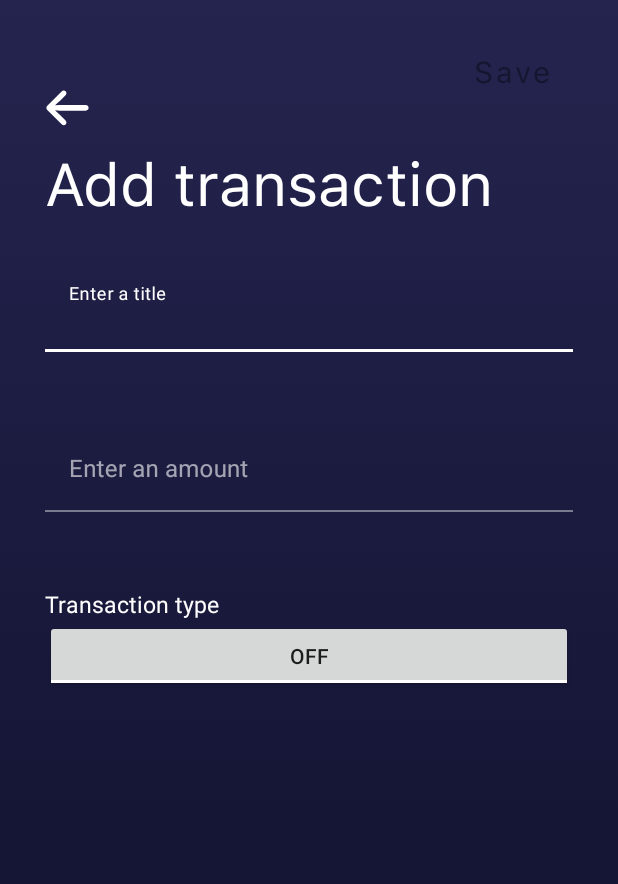
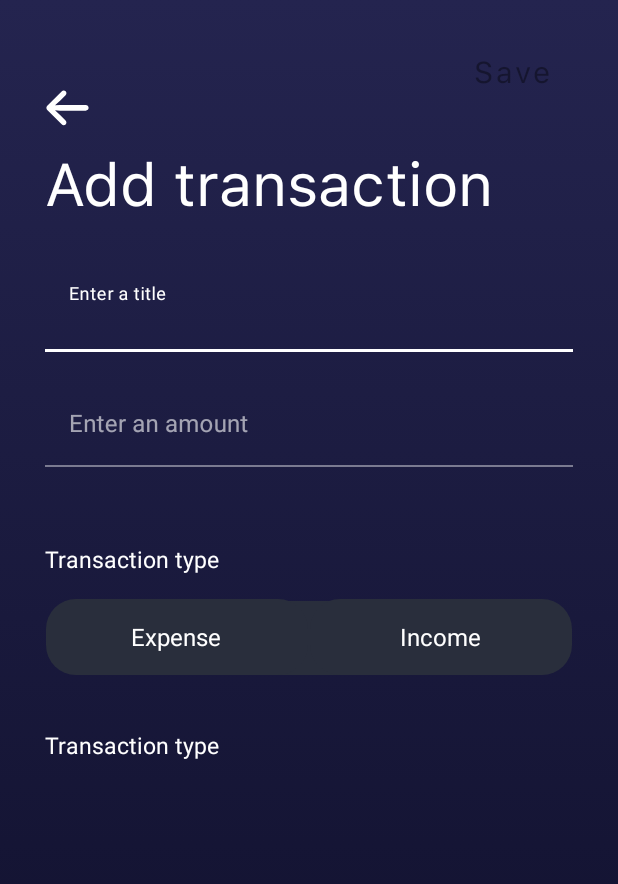
Before and after one commit to Misanea777/budget-_planner, an Android app: the layout fragment_add_transaction.xml on its own in the app's theme, with its tools: preview values and no code run, on a phone screen of 412 x 824 dp. Shown: the top 884 px of the screen. Run offline under Robolectric (Android 15) with nearby library versions, the phone set to English and light mode, and no system bars; network calls fail.

Commit message:
added chips

```diff
--- a/app/src/main/java/com/endava/internship/mobile/budgetplanner/ui/dashboard/DashboardFragment.kt
+++ b/app/src/main/java/com/endava/internship/mobile/budgetplanner/ui/dashboard/DashboardFragment.kt
@@ -117,5 +117,9 @@ class DashboardFragment :
                 }", ""
             )
         }
+
+        binding.addTransactionButton.setOnClickListener {
+            findNavController().navigate(DashboardFragmentDirections.actionDashboardFragmentToAddTransactionFragment())
+        }
     }
 }
--- a/app/src/main/java/com/endava/internship/mobile/budgetplanner/ui/dashboard/transactions/TransactionModel.kt
+++ b/app/src/main/java/com/endava/internship/mobile/budgetplanner/ui/dashboard/transactions/TransactionModel.kt
@@ -15,4 +15,5 @@ class TransactionModel(
     val icon = if(isExpenses) categoryExpensesIDToResourceID(id) else categoryIncomeIDToResourceID(id)
 
     fun getBackgroundColor() = BlendModeColorFilter(Color.parseColor(color), BlendMode.SRC_ATOP)
+    fun getBackgroundColorAsInt() = Color.parseColor(color)
 }
--- a/app/src/main/java/com/endava/internship/mobile/budgetplanner/ui/transaction/AddTransactionViewModel.kt
+++ b/app/src/main/java/com/endava/internship/mobile/budgetplanner/ui/transaction/AddTransactionViewModel.kt
@@ -22,6 +22,10 @@ class AddTransactionViewModel @Inject constructor(
     private val _incomeCategories: MutableLiveData<List<TransactionModel>> = MutableLiveData()
     val incomeCategories: LiveData<List<TransactionModel>> = _incomeCategories
 
+    val isExpensesTransaction: MutableLiveData<Boolean> = MutableLiveData(true)
+
+    var selectedCategoryName: String? = null
+
     fun getCategories() = asyncExecute {
         val expenseCategoriesResponse = transactionCategoryRepository.getExpenseCategories()
         val incomeCategoriesResponse = transactionCategoryRepository.getIncomeCategories()
--- /dev/null
+++ b/app/src/main/res/drawable/radio_flat_regular.xml
@@ -0,0 +1,9 @@
+<?xml version="1.0" encoding="utf-8"?>
+<shape xmlns:android="http://schemas.android.com/apk/res/android"
+    android:shape="rectangle">
+    <corners android:radius="20dp" />
+    <solid android:color="@color/dark_grey" />
+    <stroke
+        android:width="1dp"
+        android:color="@android:color/transparent" />
+</shape>
--- /dev/null
+++ b/app/src/main/res/drawable/radio_flat_selected.xml
@@ -0,0 +1,10 @@
+<?xml version="1.0" encoding="utf-8"?>
+<shape xmlns:android="http://schemas.android.com/apk/res/android"
+    android:shape="rectangle">
+    <corners
+        android:radius="20dp" />
+    <solid android:color="@color/bright_purple" />
+    <stroke
+        android:width="1dp"
+        android:color="@color/bright_purple" />
+</shape>
--- /dev/null
+++ b/app/src/main/res/drawable/radio_flat_selector.xml
@@ -0,0 +1,5 @@
+<?xml version="1.0" encoding="utf-8"?>
+<selector xmlns:android="http://schemas.android.com/apk/res/android">
+    <item android:drawable="@drawable/radio_flat_selected" android:state_checked="true" />
+    <item android:drawable="@drawable/radio_flat_regular" />
+</selector>
--- /dev/null
+++ b/app/src/main/res/drawable/selcection_button_background.xml
@@ -0,0 +1,9 @@
+<vector xmlns:android="http://schemas.android.com/apk/res/android"
+    android:width="322dp"
+    android:height="57dp"
+    android:viewportWidth="322"
+    android:viewportHeight="57">
+  <path
+      android:pathData="M24,2L298,2A20,20 0,0 1,318 22L318,31A20,20 0,0 1,298 51L24,51A20,20 0,0 1,4 31L4,22A20,20 0,0 1,24 2z"
+      android:fillColor="#292E3C"/>
+</vector>
--- a/app/src/main/res/layout/fragment_add_transaction.xml
+++ b/app/src/main/res/layout/fragment_add_transaction.xml
@@ -83,7 +83,6 @@
             android:layout_width="match_parent"
             android:layout_height="wrap_content"
             android:layout_marginHorizontal="@dimen/default_margin"
-            android:layout_marginTop="@dimen/default_margin"
             android:theme="@style/TextInputLayoutOverlay"
             app:errorEnabled="true"
             app:layout_constraintEnd_toEndOf="parent"
@@ -113,14 +112,82 @@
             app:layout_constraintStart_toStartOf="parent"
             app:layout_constraintTop_toBottomOf="@+id/input_amount" />
 
-        <androidx.appcompat.widget.AppCompatToggleButton
+        <RadioGroup
+            android:id="@+id/transaction_type_radio_group"
             android:layout_width="match_parent"
             android:layout_height="wrap_content"
             android:layout_marginHorizontal="@dimen/default_margin"
+            android:layout_marginTop="@dimen/margin_small"
+            android:background="@drawable/selcection_button_background"
+            android:gravity="center_horizontal"
+            android:orientation="horizontal"
+            android:weightSum="2"
             app:layout_constraintEnd_toEndOf="parent"
             app:layout_constraintStart_toStartOf="parent"
-            app:layout_constraintTop_toBottomOf="@+id/textView" />
+            app:layout_constraintTop_toBottomOf="@+id/textView">
 
+
+            <RadioButton
+                android:id="@+id/expenses_radio_button"
+                android:layout_width="match_parent"
+                android:layout_height="52dp"
+                android:background="@drawable/radio_flat_selector"
+                android:button="@android:color/transparent"
+                android:checked="@={viewModel.isExpensesTransaction}"
+                android:layout_weight="1"
+                android:gravity="center"
+                android:paddingLeft="16dp"
+                android:paddingTop="3dp"
+                android:paddingRight="16dp"
+                android:paddingBottom="3dp"
+                android:text="Expense"
+                android:textSize="@dimen/text_size_tiny"
+                android:textColor="@color/white" />
+
+            <RadioButton
+                android:id="@+id/income_radio_button"
+                android:layout_width="match_parent"
+                android:layout_height="52dp"
+                android:background="@drawable/radio_flat_selector"
+                android:button="@android:color/transparent"
+                android:checked="@{!viewModel.isExpensesTransaction}"
+                android:gravity="center"
+                android:layout_weight="1"
+                android:paddingLeft="16dp"
+                android:paddingTop="3dp"
+                android:paddingRight="16dp"
+                android:paddingBottom="3dp"
+                android:text="Income"
+                android:textSize="@dimen/text_size_tiny"
+                android:textColor="@color/white" />
+
+        </RadioGroup>
+
+        <TextView
+            android:id="@+id/dasd"
+            android:layout_width="wrap_content"
+            android:layout_height="wrap_content"
+            android:layout_marginTop="@dimen/default_margin"
+            android:layout_marginStart="@dimen/default_margin"
+            android:text="Transaction type"
+            android:textColor="@color/white"
+            android:textSize="@dimen/margin_small"
+            app:layout_constraintStart_toStartOf="parent"
+            app:layout_constraintTop_toBottomOf="@+id/transaction_type_radio_group" />
+
+
+
+        <com.google.android.material.chip.ChipGroup
+            android:id="@+id/chip_group"
+            android:layout_width="match_parent"
+            android:layout_height="wrap_content"
+            app:singleSelection="true"
+            app:selectionRequired="true"
+            android:layout_marginHorizontal="@dimen/default_margin"
+            app:layout_constraintTop_toBottomOf="@+id/dasd" >
+
+
+        </com.google.android.material.chip.ChipGroup>
 
     </androidx.constraintlayout.widget.ConstraintLayout>
 
--- a/app/src/main/res/layout/fragment_dashboard.xml
+++ b/app/src/main/res/layout/fragment_dashboard.xml
@@ -85,6 +85,7 @@
             app:layout_constraintTop_toBottomOf="@+id/tab_layout" />
 
         <ImageButton
+            android:id="@+id/add_transaction_button"
             android:layout_width="wrap_content"
             android:layout_height="wrap_content"
             android:layout_margin="@dimen/margin_small"
--- /dev/null
+++ b/app/src/main/res/layout/layout_chip_choice.xml
@@ -0,0 +1,6 @@
+<?xml version="1.0" encoding="utf-8"?>
+<com.google.android.material.chip.Chip
+    xmlns:android="http://schemas.android.com/apk/res/android"
+    style="@style/Widget.MaterialComponents.Chip.Choice"
+
+    />
--- a/app/src/main/res/navigation/navigation.xml
+++ b/app/src/main/res/navigation/navigation.xml
@@ -3,7 +3,7 @@
     xmlns:app="http://schemas.android.com/apk/res-auto"
     xmlns:tools="http://schemas.android.com/tools"
     android:id="@+id/navigation"
-    app:startDestination="@id/add_transaction_fragment">
+    app:startDestination="@id/splash_fragment">
 
     <fragment
         android:id="@+id/sign_up_fragment"
--- a/app/src/main/res/values/colors.xml
+++ b/app/src/main/res/values/colors.xml
@@ -21,4 +21,6 @@
     <color name="grey">#545458</color>
     <color name="light_grey">#6D6789</color>
     <color name="light_blue">#342D5B</color>
+    <color name="bright_purple">#7C3FFF</color>
+    <color name="dark_grey">#292E3C</color>
 </resources>
```
Also changed, not shown: app/src/main/java/com/endava/internship/mobile/budgetplanner/ui/transaction/AddTransactionFragment.kt (+57 -8 lines).
